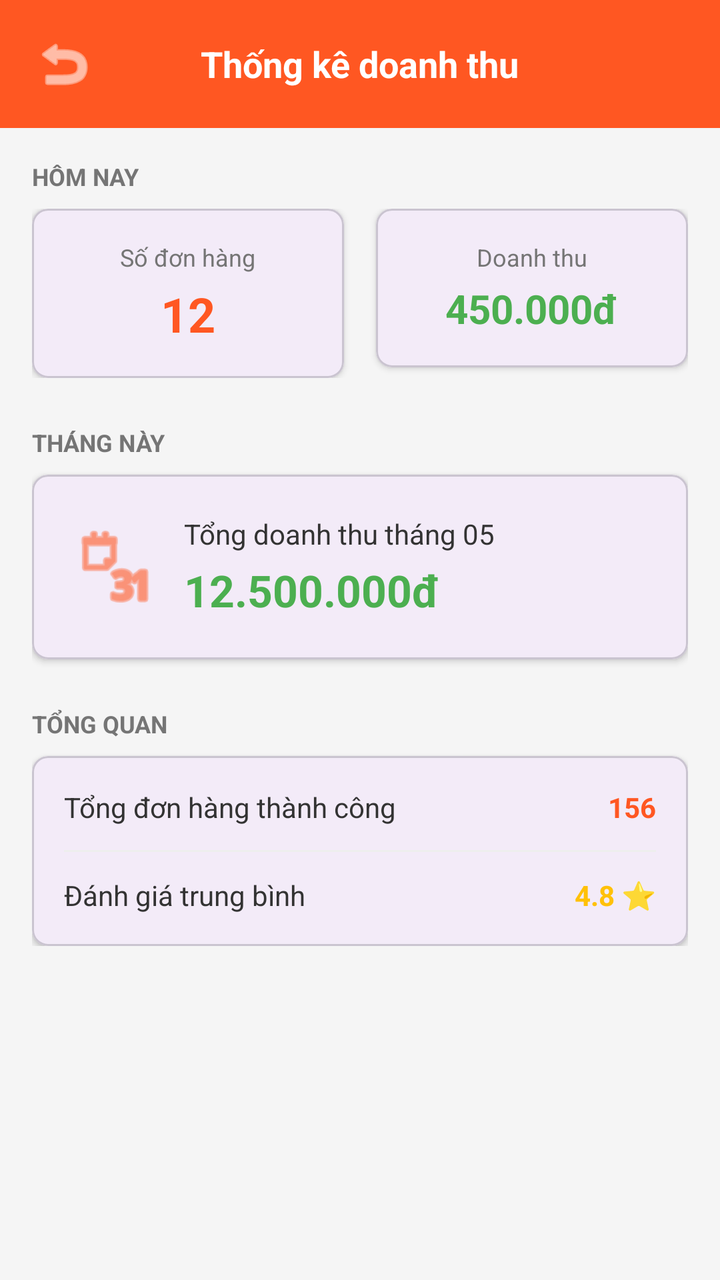
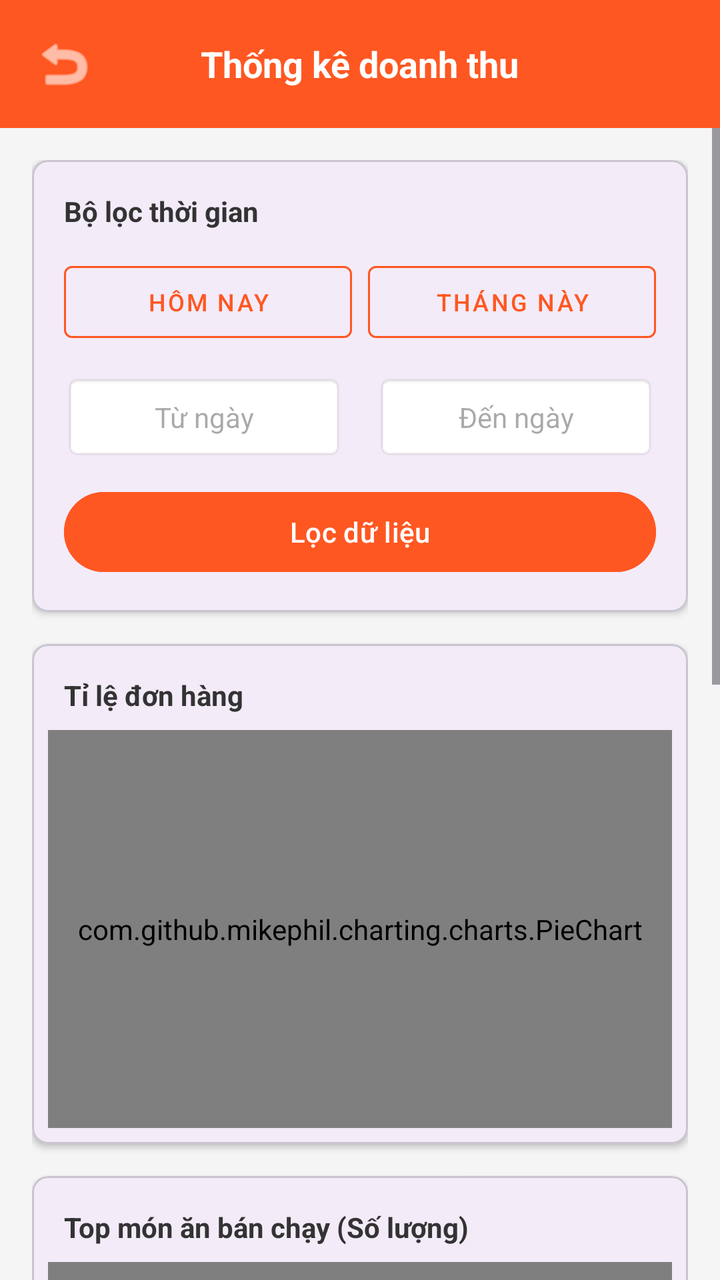

Two renders of the same Android screen: before a commit and after it. Below are the layout's source before the change and the commit's diff.
<!-- AndroidManifest.xml: application theme Theme.LangFood -->
<!-- res/layout/activity_shop_revenue.xml -->
<?xml version="1.0" encoding="utf-8"?>
<LinearLayout xmlns:android="http://schemas.android.com/apk/res/android"
    xmlns:app="http://schemas.android.com/apk/res-auto"
    android:layout_width="match_parent"
    android:layout_height="match_parent"
    android:background="#F5F5F5"
    android:orientation="vertical">

    
    <RelativeLayout
        android:layout_width="match_parent"
        android:layout_height="?attr/actionBarSize"
        android:background="#FF5722"
        android:paddingHorizontal="16dp">

        <ImageView
            android:id="@+id/btnBack"
            android:layout_width="32dp"
            android:layout_height="32dp"
            android:layout_centerVertical="true"
            android:src="@android:drawable/ic_menu_revert"
            app:tint="@color/white" />

        <TextView
            android:layout_width="wrap_content"
            android:layout_height="wrap_content"
            android:layout_centerInParent="true"
            android:text="Thống kê doanh thu"
            android:textColor="@color/white"
            android:textSize="18sp"
            android:textStyle="bold" />
    </RelativeLayout>

    <ScrollView
        android:layout_width="match_parent"
        android:layout_height="match_parent">

        <LinearLayout
            android:layout_width="match_parent"
            android:layout_height="wrap_content"
            android:orientation="vertical"
            android:padding="16dp">

            
            <TextView
                android:layout_width="wrap_content"
                android:layout_height="wrap_content"
                android:text="HÔM NAY"
                android:textColor="#757575"
                android:textSize="12sp"
                android:textStyle="bold"
                android:layout_marginBottom="8dp"/>

            <LinearLayout
                android:layout_width="match_parent"
                android:layout_height="wrap_content"
                android:orientation="horizontal">

                <com.google.android.material.card.MaterialCardView
                    android:layout_width="0dp"
                    android:layout_height="wrap_content"
                    android:layout_weight="1"
                    android:layout_marginEnd="8dp"
                    app:cardCornerRadius="8dp"
                    app:cardElevation="2dp">
                    <LinearLayout
                        android:layout_width="match_parent"
                        android:layout_height="wrap_content"
                        android:orientation="vertical"
                        android:padding="16dp"
                        android:gravity="center">
                        <TextView
                            android:layout_width="wrap_content"
                            android:layout_height="wrap_content"
                            android:text="Số đơn hàng"
                            android:textSize="12sp"
                            android:textColor="#757575"/>
                        <TextView
                            android:id="@+id/tvTodayOrders"
                            android:layout_width="wrap_content"
                            android:layout_height="wrap_content"
                            android:text="12"
                            android:textSize="24sp"
                            android:textStyle="bold"
                            android:textColor="#FF5722"
                            android:layout_marginTop="4dp"/>
                    </LinearLayout>
                </com.google.android.material.card.MaterialCardView>

                <com.google.android.material.card.MaterialCardView
                    android:layout_width="0dp"
                    android:layout_height="wrap_content"
                    android:layout_weight="1"
                    android:layout_marginStart="8dp"
                    app:cardCornerRadius="8dp"
                    app:cardElevation="2dp">
                    <LinearLayout
                        android:layout_width="match_parent"
                        android:layout_height="wrap_content"
                        android:orientation="vertical"
                        android:padding="16dp"
                        android:gravity="center">
                        <TextView
                            android:layout_width="wrap_content"
                            android:layout_height="wrap_content"
                            android:text="Doanh thu"
                            android:textSize="12sp"
                            android:textColor="#757575"/>
                        <TextView
                            android:id="@+id/tvTodayRevenue"
                            android:layout_width="wrap_content"
                            android:layout_height="wrap_content"
                            android:text="450.000đ"
                            android:textSize="20sp"
                            android:textStyle="bold"
                            android:textColor="#4CAF50"
                            android:layout_marginTop="4dp"/>
                    </LinearLayout>
                </com.google.android.material.card.MaterialCardView>
            </LinearLayout>

            
            <TextView
                android:layout_width="wrap_content"
                android:layout_height="wrap_content"
                android:text="THÁNG NÀY"
                android:textColor="#757575"
                android:textSize="12sp"
                android:textStyle="bold"
                android:layout_marginTop="24dp"
                android:layout_marginBottom="8dp"/>

            <com.google.android.material.card.MaterialCardView
                android:layout_width="match_parent"
                android:layout_height="wrap_content"
                app:cardCornerRadius="8dp"
                app:cardElevation="2dp">
                <LinearLayout
                    android:layout_width="match_parent"
                    android:layout_height="wrap_content"
                    android:orientation="horizontal"
                    android:padding="20dp"
                    android:gravity="center_vertical">
                    <ImageView
                        android:layout_width="40dp"
                        android:layout_height="40dp"
                        android:src="@android:drawable/ic_menu_month"
                        app:tint="#FF5722"/>
                    <LinearLayout
                        android:layout_width="0dp"
                        android:layout_height="wrap_content"
                        android:layout_weight="1"
                        android:orientation="vertical"
                        android:layout_marginStart="16dp">
                        <TextView
                            android:layout_width="wrap_content"
                            android:layout_height="wrap_content"
                            android:text="Tổng doanh thu tháng 05"
                            android:textSize="14sp"
                            android:textColor="#333333"/>
                        <TextView
                            android:id="@+id/tvMonthRevenue"
                            android:layout_width="wrap_content"
                            android:layout_height="wrap_content"
                            android:text="12.500.000đ"
                            android:textSize="22sp"
                            android:textStyle="bold"
                            android:textColor="#4CAF50"
                            android:layout_marginTop="4dp"/>
                    </LinearLayout>
                </LinearLayout>
            </com.google.android.material.card.MaterialCardView>

            
            <TextView
                android:layout_width="wrap_content"
                android:layout_height="wrap_content"
                android:text="TỔNG QUAN"
                android:textColor="#757575"
                android:textSize="12sp"
                android:textStyle="bold"
                android:layout_marginTop="24dp"
                android:layout_marginBottom="8dp"/>

            <com.google.android.material.card.MaterialCardView
                android:layout_width="match_parent"
                android:layout_height="wrap_content"
                app:cardCornerRadius="8dp"
                app:cardElevation="2dp">
                <LinearLayout
                    android:layout_width="match_parent"
                    android:layout_height="wrap_content"
                    android:orientation="vertical"
                    android:padding="16dp">

                    <RelativeLayout
                        android:layout_width="match_parent"
                        android:layout_height="wrap_content">
                        <TextView
                            android:layout_width="wrap_content"
                            android:layout_height="wrap_content"
                            android:text="Tổng đơn hàng thành công"
                            android:textColor="#333333"/>
                        <TextView
                            android:id="@+id/tvTotalOrders"
                            android:layout_width="wrap_content"
                            android:layout_height="wrap_content"
                            android:layout_alignParentEnd="true"
                            android:text="156"
                            android:textStyle="bold"
                            android:textColor="#FF5722"/>
                    </RelativeLayout>

                    <View
                        android:layout_width="match_parent"
                        android:layout_height="1dp"
                        android:background="#EEEEEE"
                        android:layout_marginVertical="12dp"/>

                    <RelativeLayout
                        android:layout_width="match_parent"
                        android:layout_height="wrap_content">
                        <TextView
                            android:layout_width="wrap_content"
                            android:layout_height="wrap_content"
                            android:text="Đánh giá trung bình"
                            android:textColor="#333333"/>
                        <TextView
                            android:layout_width="wrap_content"
                            android:layout_height="wrap_content"
                            android:layout_alignParentEnd="true"
                            android:text="4.8 ⭐"
                            android:textStyle="bold"
                            android:textColor="#FFC107"/>
                    </RelativeLayout>
                </LinearLayout>
            </com.google.android.material.card.MaterialCardView>

        </LinearLayout>
    </ScrollView>

</LinearLayout>
<!-- resources referenced by this layout -->
<resources>
  <color name="white">#FFFFFF</color>
  <style name="Theme.LangFood" parent="Base.Theme.LangFood" />
  <style name="Base.Theme.LangFood" parent="Theme.Material3.DayNight.NoActionBar">
          
          
      </style>
</resources>

<!-- the commit's change to res/layout/activity_shop_revenue.xml (unified diff, before → after) -->
@@ -42,132 +42,147 @@
             android:padding="16dp">
 
             
-            <TextView
-                android:layout_width="wrap_content"
-                android:layout_height="wrap_content"
-                android:text="HÔM NAY"
-                android:textColor="#757575"
-                android:textSize="12sp"
-                android:textStyle="bold"
-                android:layout_marginBottom="8dp"/>
-
-            <LinearLayout
-                android:layout_width="match_parent"
-                android:layout_height="wrap_content"
-                android:orientation="horizontal">
-
-                <com.google.android.material.card.MaterialCardView
-                    android:layout_width="0dp"
-                    android:layout_height="wrap_content"
-                    android:layout_weight="1"
-                    android:layout_marginEnd="8dp"
-                    app:cardCornerRadius="8dp"
-                    app:cardElevation="2dp">
-                    <LinearLayout
-                        android:layout_width="match_parent"
-                        android:layout_height="wrap_content"
-                        android:orientation="vertical"
-                        android:padding="16dp"
-                        android:gravity="center">
-                        <TextView
-                            android:layout_width="wrap_content"
-                            android:layout_height="wrap_content"
-                            android:text="Số đơn hàng"
-                            android:textSize="12sp"
-                            android:textColor="#757575"/>
-                        <TextView
-                            android:id="@+id/tvTodayOrders"
-                            android:layout_width="wrap_content"
-                            android:layout_height="wrap_content"
-                            android:text="12"
-                            android:textSize="24sp"
-                            android:textStyle="bold"
-                            android:textColor="#FF5722"
-                            android:layout_marginTop="4dp"/>
-                    </LinearLayout>
-                </com.google.android.material.card.MaterialCardView>
-
-                <com.google.android.material.card.MaterialCardView
-                    android:layout_width="0dp"
-                    android:layout_height="wrap_content"
-                    android:layout_weight="1"
-                    android:layout_marginStart="8dp"
-                    app:cardCornerRadius="8dp"
-                    app:cardElevation="2dp">
-                    <LinearLayout
-                        android:layout_width="match_parent"
-                        android:layout_height="wrap_content"
-                        android:orientation="vertical"
-                        android:padding="16dp"
-                        android:gravity="center">
-                        <TextView
-                            android:layout_width="wrap_content"
-                            android:layout_height="wrap_content"
-                            android:text="Doanh thu"
-                            android:textSize="12sp"
-                            android:textColor="#757575"/>
-                        <TextView
-                            android:id="@+id/tvTodayRevenue"
-                            android:layout_width="wrap_content"
-                            android:layout_height="wrap_content"
-                            android:text="450.000đ"
-                            android:textSize="20sp"
-                            android:textStyle="bold"
-                            android:textColor="#4CAF50"
-                            android:layout_marginTop="4dp"/>
-                    </LinearLayout>
-                </com.google.android.material.card.MaterialCardView>
-            </LinearLayout>
-
-            
-            <TextView
-                android:layout_width="wrap_content"
-                android:layout_height="wrap_content"
-                android:text="THÁNG NÀY"
-                android:textColor="#757575"
-                android:textSize="12sp"
-                android:textStyle="bold"
-                android:layout_marginTop="24dp"
-                android:layout_marginBottom="8dp"/>
-
             <com.google.android.material.card.MaterialCardView
                 android:layout_width="match_parent"
                 android:layout_height="wrap_content"
+                android:layout_marginBottom="16dp"
                 app:cardCornerRadius="8dp"
                 app:cardElevation="2dp">
                 <LinearLayout
                     android:layout_width="match_parent"
                     android:layout_height="wrap_content"
-                    android:orientation="horizontal"
-                    android:padding="20dp"
-                    android:gravity="center_vertical">
-                    <ImageView
-                        android:layout_width="40dp"
-                        android:layout_height="40dp"
-                        android:src="@android:drawable/ic_menu_month"
-                        app:tint="#FF5722"/>
+                    android:orientation="vertical"
+                    android:padding="16dp">
+                    <TextView
+                        android:layout_width="wrap_content"
+                        android:layout_height="wrap_content"
+                        android:text="Bộ lọc thời gian"
+                        android:textStyle="bold"
+                        android:textColor="#333333"
+                        android:layout_marginBottom="12dp"/>
+
+                    
                     <LinearLayout
-                        android:layout_width="0dp"
-                        android:layout_height="wrap_content"
-                        android:layout_weight="1"
-                        android:orientation="vertical"
-                        android:layout_marginStart="16dp">
-                        <TextView
-                            android:layout_width="wrap_content"
-                            android:layout_height="wrap_content"
-                            android:text="Tổng doanh thu tháng 05"
-                            android:textSize="14sp"
-                            android:textColor="#333333"/>
-                        <TextView
-                            android:id="@+id/tvMonthRevenue"
-                            android:layout_width="wrap_content"
-                            android:layout_height="wrap_content"
-                            android:text="12.500.000đ"
-                            android:textSize="22sp"
-                            android:textStyle="bold"
-                            android:textColor="#4CAF50"
-                            android:layout_marginTop="4dp"/>
+                        android:layout_width="match_parent"
+                        android:layout_height="wrap_content"
+                        android:orientation="horizontal"
+                        android:layout_marginBottom="12dp">
+                        <Button
+                            android:id="@+id/btnTodayQuick"
+                            style="@style/Widget.MaterialComponents.Button.OutlinedButton"
+                            android:layout_width="0dp"
+                            android:layout_height="wrap_content"
+                            android:layout_weight="1"
+                            android:text="Hôm nay"
+                            android:textSize="12sp"
+                            android:padding="0dp"
+                            app:strokeColor="#FF5722"
+                            android:textColor="#FF5722"/>
+                        <View
+                            android:layout_width="8dp"
+                            android:layout_height="1dp"/>
+                        <Button
+                            android:id="@+id/btnMonthQuick"
+                            style="@style/Widget.MaterialComponents.Button.OutlinedButton"
+                            android:layout_width="0dp"
+                            android:layout_height="wrap_content"
+                            android:layout_weight="1"
+                            android:text="Tháng này"
+                            android:textSize="12sp"
+                            android:padding="0dp"
+                            app:strokeColor="#FF5722"
+                            android:textColor="#FF5722"/>
                     </LinearLayout>
+
+                    <LinearLayout
+                        android:layout_width="match_parent"
+                        android:layout_height="wrap_content"
+                        android:orientation="horizontal">
+                        <TextView
+                            android:id="@+id/tvStartDate"
+                            android:layout_width="0dp"
+                            android:layout_height="wrap_content"
+                            android:layout_weight="1"
+                            android:background="@android:drawable/editbox_background"
+                            android:hint="Từ ngày"
+                            android:padding="12dp"
+                            android:gravity="center"
+                            android:clickable="true"
+                            android:focusable="true"/>
+                        <View
+                            android:layout_width="16dp"
+                            android:layout_height="1dp"/>
+                        <TextView
+                            android:id="@+id/tvEndDate"
+                            android:layout_width="0dp"
+                            android:layout_height="wrap_content"
+                            android:layout_weight="1"
+                            android:background="@android:drawable/editbox_background"
+                            android:hint="Đến ngày"
+                            android:padding="12dp"
+                            android:gravity="center"
+                            android:clickable="true"
+                            android:focusable="true"/>
+                    </LinearLayout>
+                    <Button
+                        android:id="@+id/btnFilter"
+                        android:layout_width="match_parent"
+                        android:layout_height="wrap_content"
+                        android:text="Lọc dữ liệu"
+                        android:layout_marginTop="12dp"
+                        android:backgroundTint="#FF5722"/>
+                </LinearLayout>
+            </com.google.android.material.card.MaterialCardView>
+
+            
+            <com.google.android.material.card.MaterialCardView
+                android:layout_width="match_parent"
+                android:layout_height="250dp"
+                android:layout_marginBottom="16dp"
+                app:cardCornerRadius="8dp"
+                app:cardElevation="2dp">
+                <LinearLayout
+                    android:layout_width="match_parent"
+                    android:layout_height="match_parent"
+                    android:orientation="vertical"
+                    android:padding="8dp">
+                    <TextView
+                        android:layout_width="wrap_content"
+                        android:layout_height="wrap_content"
+                        android:text="Tỉ lệ đơn hàng"
+                        android:textStyle="bold"
+                        android:textColor="#333333"
+                        android:layout_margin="8dp"/>
+                    <com.github.mikephil.charting.charts.PieChart
+                        android:id="@+id/pieChart"
+                        android:layout_width="match_parent"
+                        android:layout_height="match_parent" />
+                </LinearLayout>
+            </com.google.android.material.card.MaterialCardView>
+
+            
+            <com.google.android.material.card.MaterialCardView
+                android:layout_width="match_parent"
+                android:layout_height="350dp"
+                android:layout_marginBottom="16dp"
+                app:cardCornerRadius="8dp"
+                app:cardElevation="2dp">
+                <LinearLayout
+                    android:layout_width="match_parent"
+                    android:layout_height="match_parent"
+                    android:orientation="vertical"
+                    android:padding="8dp">
+                    <TextView
+                        android:layout_width="wrap_content"
+                        android:layout_height="wrap_content"
+                        android:text="Top món ăn bán chạy (Số lượng)"
+                        android:textStyle="bold"
+                        android:textColor="#333333"
+                        android:layout_margin="8dp"/>
+                    <com.github.mikephil.charting.charts.HorizontalBarChart
+                        android:id="@+id/barChart"
+                        android:layout_width="match_parent"
+                        android:layout_height="match_parent" />
                 </LinearLayout>
             </com.google.android.material.card.MaterialCardView>
 
@@ -175,11 +190,10 @@
             <TextView
                 android:layout_width="wrap_content"
                 android:layout_height="wrap_content"
-                android:text="TỔNG QUAN"
+                android:text="CHI TIẾT THEO BỘ LỌC"
                 android:textColor="#757575"
                 android:textSize="12sp"
                 android:textStyle="bold"
-                android:layout_marginTop="24dp"
                 android:layout_marginBottom="8dp"/>
 
             <com.google.android.material.card.MaterialCardView
@@ -199,43 +213,88 @@
                         <TextView
                             android:layout_width="wrap_content"
                             android:layout_height="wrap_content"
-                            android:text="Tổng đơn hàng thành công"
+                            android:text="Doanh thu món ăn"
+                            android:textColor="#333333"
+                            android:textStyle="bold"/>
+                        <TextView
+                            android:id="@+id/tvFilteredRevenue"
+                            android:layout_width="wrap_content"
+                            android:layout_height="wrap_content"
+                            android:layout_alignParentEnd="true"
+                            android:text="0đ"
+                            android:textStyle="bold"
+                            android:textColor="#4CAF50"
+                            android:textSize="16sp"/>
+                    </RelativeLayout>
+
+                    <View android:layout_width="match_parent" android:layout_height="1dp" android:background="#EEEEEE" android:layout_marginVertical="12dp"/>
+
+                    <RelativeLayout
+                        android:layout_width="match_parent"
+                        android:layout_height="wrap_content">
+                        <TextView android:layout_width="wrap_content" android:layout_height="wrap_content" android:text="Tổng số đơn hàng" android:textColor="#333333"/>
+                        <TextView
+                            android:id="@+id/tvFilteredTotalOrders"
+                            android:layout_width="wrap_content"
+                            android:layout_height="wrap_content"
+                            android:layout_alignParentEnd="true"
+                            android:text="0"
+                            android:textStyle="bold"
                             android:textColor="#333333"/>
-                        <TextView
-                            android:id="@+id/tvTotalOrders"
-                            android:layout_width="wrap_content"
-                            android:layout_height="wrap_content"
-                            android:layout_alignParentEnd="true"
-                            android:text="156"
-                            android:textStyle="bold"
-                            android:textColor="#FF5722"/>
-                    </RelativeLayout>
-
-                    <View
-                        android:layout_width="match_parent"
-                        android:layout_height="1dp"
-                        android:background="#EEEEEE"
-                        android:layout_marginVertical="12dp"/>
-
-                    <RelativeLayout
-                        android:layout_width="match_parent"
-                        android:layout_height="wrap_content">
-                        <TextView
-                            android:layout_width="wrap_content"
-                            android:layout_height="wrap_content"
-                            android:text="Đánh giá trung bình"
-                            android:textColor="#333333"/>
-                        <TextView
-                            android:layout_width="wrap_content"
-                            android:layout_height="wrap_content"
-                            android:layout_alignParentEnd="true"
-                            android:text="4.8 ⭐"
-                            android:textStyle="bold"
-                            android:textColor="#FFC107"/>
+                    </RelativeLayout>
+
+                    <View android:layout_width="match_parent" android:layout_height="1dp" android:background="#EEEEEE" android:layout_marginVertical="12dp"/>
+
+                    <RelativeLayout
+                        android:layout_width="match_parent"
+                        android:layout_height="wrap_content">
+                        <TextView android:layout_width="wrap_content" android:layout_height="wrap_content" android:text="Đơn thành công" android:textColor="#333333"/>
+                        <TextView
+                            android:id="@+id/tvFilteredSuccessOrders"
+                            android:layout_width="wrap_content"
+                            android:layout_height="wrap_content"
+                            android:layout_alignParentEnd="true"
+                            android:text="0"
+                            android:textStyle="bold"
+                            android:textColor="#4CAF50"/>
+                    </RelativeLayout>
+
+                    <View android:layout_width="match_parent" android:layout_height="1dp" android:background="#EEEEEE" android:layout_marginVertical="12dp"/>
+
+                    <RelativeLayout
+                        android:layout_width="match_parent"
+                        android:layout_height="wrap_content">
+                        <TextView android:layout_width="wrap_content" android:layout_height="wrap_content" android:text="Đang xử lý" android:textColor="#333333"/>
+                        <TextView
+                            android:id="@+id/tvFilteredProcessingOrders"
+                            android:layout_width="wrap_content"
+                            android:layout_height="wrap_content"
+                            android:layout_alignParentEnd="true"
+                            android:text="0"
+                            android:textStyle="bold"
+                            android:textColor="#2196F3"/>
+                    </RelativeLayout>
+
+                    <View android:layout_width="match_parent" android:layout_height="1dp" android:background="#EEEEEE" android:layout_marginVertical="12dp"/>
+
+                    <RelativeLayout
+                        android:layout_width="match_parent"
+                        android:layout_height="wrap_content">
+                        <TextView android:layout_width="wrap_content" android:layout_height="wrap_content" android:text="Đơn thất bại (Hủy/Từ chối)" android:textColor="#333333"/>
+                        <TextView
+                            android:id="@+id/tvFilteredFailedOrders"
+                            android:layout_width="wrap_content"
+                            android:layout_height="wrap_content"
+                            android:layout_alignParentEnd="true"
+                            android:text="0"
+                            android:textStyle="bold"
+                            android:textColor="#D32F2F"/>
                     </RelativeLayout>
                 </LinearLayout>
             </com.google.android.material.card.MaterialCardView>
 
+            <View android:layout_width="match_parent" android:layout_height="32dp"/>
+
         </LinearLayout>
     </ScrollView>
 
